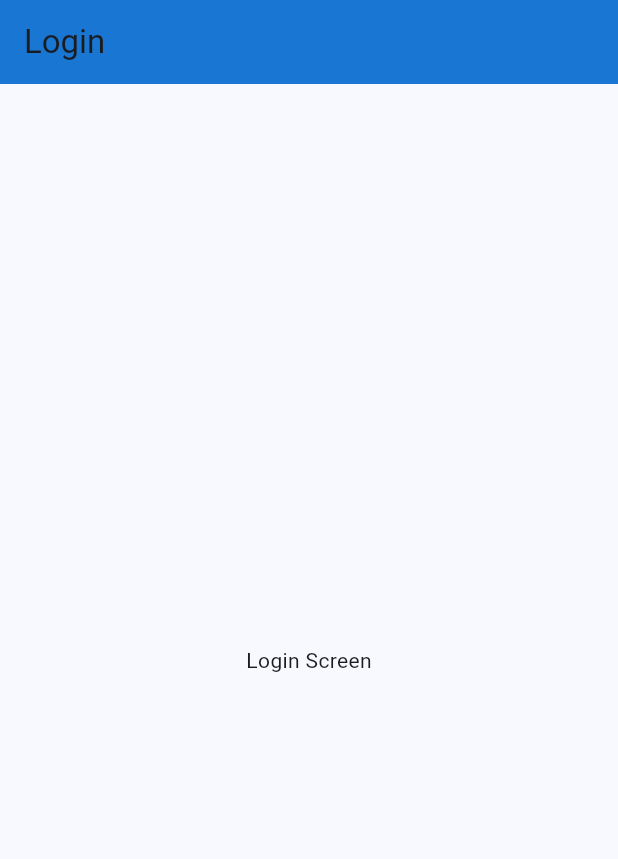
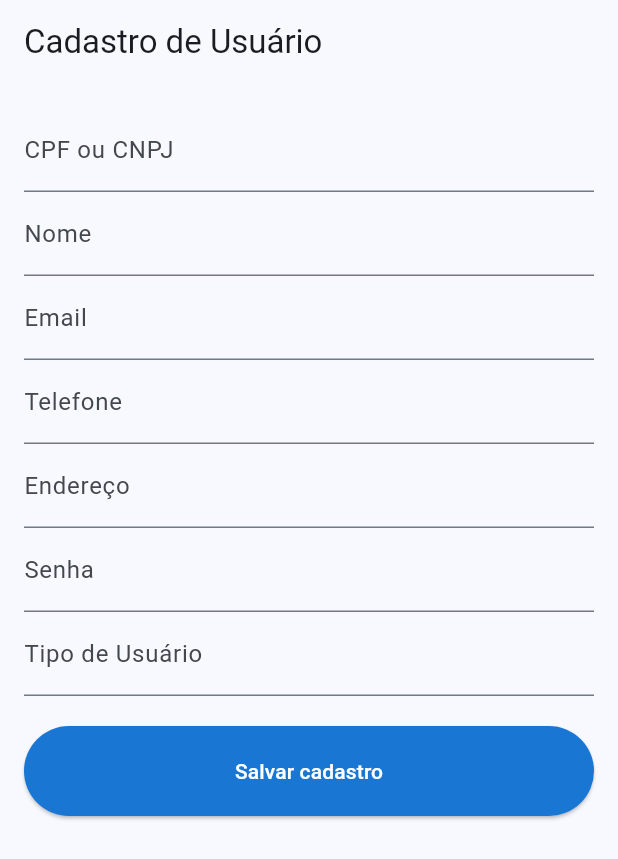
Before and after one commit to Lduarte97/AppMachinex, a Flutter app: the screen it shows after launch, on a phone screen of 412 x 824 dp. Shown: the top 859 px of the screen. Run offline on Flutter 3.47's test engine with Material 3 defaults, Android fonts, the phone set to English and light mode, and no system bars; our stand-ins replace sqflite; accounts and stored records are empty.

Commit message:
atualizando metodos das classes

```diff
--- a/lib/control/anuncio.dart
+++ b/lib/control/anuncio.dart
@@ -25,7 +25,7 @@ class AnuncioController {
       'anuncio',
       anuncio.toMap(),
       where: 'id_anuncio = ?',
-      whereArgs: [anuncio.idAnuncio],
+      whereArgs: [anuncio.id_anuncio],
     );
   }
 
--- a/lib/control/avaliacao.dart
+++ b/lib/control/avaliacao.dart
@@ -25,7 +25,7 @@ class AvaliacaoController {
       'avaliacao',
       avaliacao.toMap(),
       where: 'id_avaliacao = ?',
-      whereArgs: [avaliacao.idAvaliacao],
+      whereArgs: [avaliacao.id_avaliacao],
     );
   }
 
--- a/lib/control/loginCrotoller.dart
+++ b/lib/control/loginCrotoller.dart
@@ -0,0 +1,35 @@
+import 'package:flutter/services.dart';
+import 'package:projeto/model/usuarios.dart';
+import 'package:sqflite/sqflite.dart';
+import 'package:projeto/model/bandoDados.dart';
+import 'package:projeto/model/usuarios.dart';
+
+// Classe para realizar login do usuário
+class LoginController {
+  /* Chamando o banco de dados, DatabaseHelper é o nome
+   do meu banco de dados, BancodeDados */
+  final DatabaseHelper _bancodedados = DatabaseHelper();
+//metodo de autenticação com e-mail e senha
+  Future<Usuario?> loginWithEmailPassword(String email, String senha) async {
+    //startar a variavel de banco de dados para usar os metodos
+    final db = await _bancodedados.database;
+
+    //listar os usuarios cadastrados no banco de dados
+    //'users' nome da tabela usuario do meu banco de dados
+    final List<Map<String, dynamic>> lista = await db.query(
+      'Users',
+      where: 'email =? AND senha=?',
+      whereArgs: [email, senha],
+    ); //final de verificação de email e senha no banco de dados
+    if (lista.isNotEmpty) {
+      return Usuario.fromMap(lista.first);
+      //se lista não for nula, retorna os dados do usuario
+      return null;
+      //se lista for nula, retorne null.
+    }
+  } //fim do metodo de autenticação com e-mail e senha
+}
+
+class DatabaseHelper {
+  get database => null;
+}
--- a/lib/main.dart
+++ b/lib/main.dart
@@ -1,5 +1,7 @@
 import 'package:flutter/material.dart';
+import 'package:projeto/view/anuncio.dart';
 import 'package:projeto/view/home.dart';
+import 'package:projeto/view/registro.dart';
 
 //import 'view/Login.dart'; // caminho da tela de login
 
@@ -20,7 +22,7 @@ class MyApp extends StatelessWidget {
         useMaterial3: true,
       ),
       //home: Login(),
-      home: Login(),
+      home: Cadastro(),
     );
   }
 }
--- a/lib/model/usuarios.dart
+++ b/lib/model/usuarios.dart
@@ -1,52 +1,53 @@
-class Usuarios {
-  int? idUsuarios; // Variável que aceita valor nulo
-  String? cpfOuCnpj;
-  String? nomeUsuarios;
+class Usuario {
+  // Declaração das variáveis da classe com null safety
+  int? id_usuarios;
+  String? cpf_ou_cnpj;
+  String? nome_usuarios;
   String? email;
   String? telefone;
   String? endereco;
   String? senha;
-  String? tipoUsuario;
+  String? tipo_usuario;
+
+  static var id;
 
   // Construtor da classe
-  Usuarios({
-    this.idUsuarios,
-    this.cpfOuCnpj,
-    this.nomeUsuarios,
+  Usuario({
+    this.id_usuarios,
+    this.cpf_ou_cnpj,
+    this.nome_usuarios,
     this.email,
     this.telefone,
     this.endereco,
     this.senha,
-    this.tipoUsuario,
+    this.tipo_usuario,
   });
 
   // Método para converter o objeto em um Map
   Map<String, dynamic> toMap() {
     return {
-      'id_usuarios': idUsuarios,
-      'cpf_ou_cnpj': cpfOuCnpj,
-      'nome_usuarios': nomeUsuarios,
+      'id_usuarios': id_usuarios,
+      'cpf_ou_cnpj': cpf_ou_cnpj,
+      'nome_usuarios': nome_usuarios,
       'email': email,
       'telefone': telefone,
       'endereco': endereco,
       'senha': senha,
-      'tipo_usuario': tipoUsuario,
+      'tipo_usuario': tipo_usuario,
     };
   }
 
   // Método factory para criar um objeto da classe a partir de um Map
-  factory Usuarios.fromMap(Map<String, dynamic> map) {
-    return Usuarios(
-      idUsuarios: map['id_usuarios'],
-      cpfOuCnpj: map['cpf_ou_cnpj'],
-      nomeUsuarios: map['nome_usuarios'],
+  factory Usuario.fromMap(Map<String, dynamic> map) {
+    return Usuario(
+      id_usuarios: map['id_usuarios'],
+      cpf_ou_cnpj: map['cpf_ou_cnpj'],
+      nome_usuarios: map['nome_usuarios'],
       email: map['email'],
       telefone: map['telefone'],
       endereco: map['endereco'],
       senha: map['senha'],
-      tipoUsuario: map['tipo_usuario'],
+      tipo_usuario: map['tipo_usuario'],
     );
   }
-
-  get id => null;
 }
--- /dev/null
+++ b/lib/view/registro.dart
@@ -0,0 +1,209 @@
+import 'package:flutter/material.dart';
+
+class Cadastro extends StatefulWidget {
+  @override
+  _CadastroState createState() => _CadastroState();
+}
+
+class _CadastroState extends State<Cadastro> {
+  final _formKey = GlobalKey<FormState>();
+
+  // Controladores para os campos de texto
+  final TextEditingController _cpfOuCnpjController = TextEditingController();
+  final TextEditingController _nomeUsuariosController = TextEditingController();
+  final TextEditingController _emailController = TextEditingController();
+  final TextEditingController _telefoneController = TextEditingController();
+  final TextEditingController _enderecoController = TextEditingController();
+  final TextEditingController _senhaController = TextEditingController();
+  final TextEditingController _tipoUsuarioController = TextEditingController();
+
+  @override
+  Widget build(BuildContext context) {
+    return Scaffold(
+      appBar: AppBar(
+        title: Text('Cadastro de Usuário'),
+      ),
+      body: Padding(
+        padding: const EdgeInsets.all(16.0),
+        child: Form(
+          key: _formKey,
+          child: ListView(
+            children: <Widget>[
+              // Campo CPF ou CNPJ
+              TextFormField(
+                controller: _cpfOuCnpjController,
+                decoration: InputDecoration(labelText: 'CPF ou CNPJ'),
+                keyboardType: TextInputType.number,
+                validator: (value) {
+                  if (value == null || value.isEmpty) {
+                    return 'Por favor, insira o CPF ou CNPJ';
+                  }
+                  return null;
+                },
+              ),
+              // Campo Nome
+              TextFormField(
+                controller: _nomeUsuariosController,
+                decoration: InputDecoration(labelText: 'Nome'),
+                validator: (value) {
+                  if (value == null || value.isEmpty) {
+                    return 'Por favor, insira o nome';
+                  }
+                  return null;
+                },
+              ),
+              // Campo Email
+              TextFormField(
+                controller: _emailController,
+                decoration: InputDecoration(labelText: 'Email'),
+                keyboardType: TextInputType.emailAddress,
+                validator: (value) {
+                  if (value == null || value.isEmpty) {
+                    return 'Por favor, insira o email';
+                  }
+                  return null;
+                },
+              ),
+              // Campo Telefone
+              TextFormField(
+                controller: _telefoneController,
+                decoration: InputDecoration(labelText: 'Telefone'),
+                keyboardType: TextInputType.phone,
+                validator: (value) {
+                  if (value == null || value.isEmpty) {
+                    return 'Por favor, insira o telefone';
+                  }
+                  return null;
+                },
+              ),
+              // Campo Endereço
+              TextFormField(
+                controller: _enderecoController,
+                decoration: InputDecoration(labelText: 'Endereço'),
+                validator: (value) {
+                  if (value == null || value.isEmpty) {
+                    return 'Por favor, insira o endereço';
+                  }
+                  return null;
+                },
+              ),
+              // Campo Senha
+              TextFormField(
+                controller: _senhaController,
+                decoration: InputDecoration(labelText: 'Senha'),
+                obscureText: true,
+                validator: (value) {
+                  if (value == null || value.isEmpty) {
+                    return 'Por favor, insira a senha';
+                  }
+                  return null;
+                },
+              ),
+              // Campo Tipo de Usuário
+              TextFormField(
+                controller: _tipoUsuarioController,
+                decoration: InputDecoration(labelText: 'Tipo de Usuário'),
+                validator: (value) {
+                  if (value == null || value.isEmpty) {
+                    return 'Por favor, insira o tipo de usuário';
+                  }
+                  return null;
+                },
+              ),
+              SizedBox(height: 20),
+              ElevatedButton(
+                onPressed: () {
+                  if (_formKey.currentState!.validate()) {
+                    try {
+                      Usuario novoUsuario = Usuario(
+                        cpfOuCnpj: _cpfOuCnpjController.text,
+                        nomeUsuarios: _nomeUsuariosController.text,
+                        email: _emailController.text,
+                        telefone: _telefoneController.text,
+                        endereco: _enderecoController.text,
+                        senha: _senhaController.text,
+                        tipoUsuario: _tipoUsuarioController.text,
+                      );
+
+                      // Aqui você pode fazer algo com o objeto novoUsuario,
+                      // como enviá-lo para o banco de dados ou uma API
+
+                      ScaffoldMessenger.of(context).showSnackBar(
+                        SnackBar(
+                          content: Text('Usuário cadastrado com sucesso!'),
+                          duration: Duration(seconds: 5),
+                        ),
+                      );
+                    } catch (e) {
+                      ScaffoldMessenger.of(context).showSnackBar(
+                        SnackBar(
+                          content: Text('Cadastro não realizado!'),
+                          backgroundColor: Colors.red,
+                          duration: Duration(seconds: 5),
+                        ),
+                      );
+                    }
+                  }
+                },
+                style: ElevatedButton.styleFrom(
+                  backgroundColor: Colors.blue.shade700,
+                  foregroundColor: Colors.white,
+                  padding: EdgeInsets.symmetric(horizontal: 50, vertical: 20),
+                ),
+                child: Text('Salvar cadastro'),
+              ),
+            ],
+          ),
+        ),
+      ),
+    );
+  }
+}
+
+class Usuario {
+  int? idUsuarios;
+  String? cpfOuCnpj;
+  String? nomeUsuarios;
+  String? email;
+  String? telefone;
+  String? endereco;
+  String? senha;
+  String? tipoUsuario;
+
+  Usuario({
+    this.idUsuarios,
+    this.cpfOuCnpj,
+    this.nomeUsuarios,
+    this.email,
+    this.telefone,
+    this.endereco,
+    this.senha,
+    this.tipoUsuario,
+  });
+
+  Map<String, dynamic> toMap() {
+    return {
+      'id_usuarios': idUsuarios,
+      'cpf_ou_cnpj': cpfOuCnpj,
+      'nome_usuarios': nomeUsuarios,
+      'email': email,
+      'telefone': telefone,
+      'endereco': endereco,
+      'senha': senha,
+      'tipo_usuario': tipoUsuario,
+    };
+  }
+
+  factory Usuario.fromMap(Map<String, dynamic> map) {
+    return Usuario(
+      idUsuarios: map['id_usuarios'],
+      cpfOuCnpj: map['cpf_ou_cnpj'],
+      nomeUsuarios: map['nome_usuarios'],
+      email: map['email'],
+      telefone: map['telefone'],
+      endereco: map['endereco'],
+      senha: map['senha'],
+      tipoUsuario: map['tipo_usuario'],
+    );
+  }
+}
```
Also changed, not shown: lib/control/userController.dart (+5 -5 lines), lib/model/anuncio.dart (+21 -13 lines), lib/model/avaliacao.dart (+14 -9 lines), lib/model/equipamento.dart (+25 -20 lines), lib/model/pagamento.dart (+25 -20 lines), lib/model/transacao.dart (+29 -20 lines), lib/view/login.dart (added), 1 other file.
